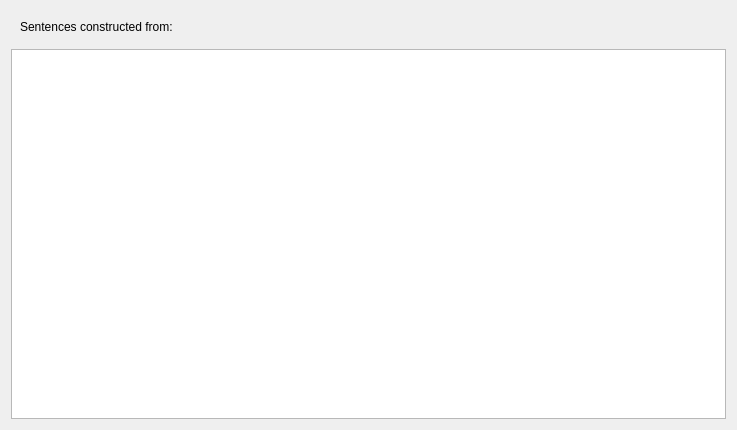
First picture: the form in debug-sentences.ui, repository deadlytoah/mvp, before the edit.
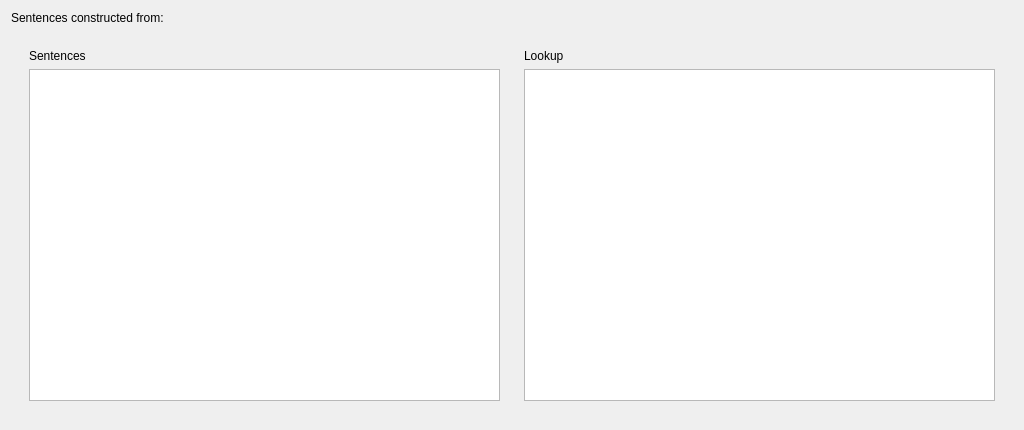
Second picture: the form after the edit.

Commit message: Build sources (for labels) and lookup table.

The edit to the form file:
```diff
--- a/debug-sentences.ui
+++ b/debug-sentences.ui
@@ -6,7 +6,7 @@
    <rect>
     <x>0</x>
     <y>0</y>
-    <width>737</width>
+    <width>1024</width>
     <height>430</height>
    </rect>
   </property>
@@ -15,16 +15,23 @@
   </property>
   <layout class="QVBoxLayout" name="verticalLayout">
    <item>
-    <widget class="QWidget" name="widget" native="true">
-     <layout class="QGridLayout" name="gridLayout">
-      <item row="0" column="0">
        <widget class="QLabel" name="label_source">
         <property name="text">
          <string>Sentences constructed from:</string>
         </property>
        </widget>
       </item>
-     </layout>
+   <item>
+    <widget class="QWidget" name="widget_2" native="true">
+     <layout class="QHBoxLayout" name="horizontalLayout">
+      <item>
+       <widget class="QWidget" name="widget" native="true">
+        <layout class="QVBoxLayout" name="verticalLayout_2">
+         <item>
+          <widget class="QLabel" name="label">
+           <property name="text">
+            <string>Sentences</string>
+           </property>
     </widget>
    </item>
    <item>
@@ -32,6 +39,32 @@
      <property name="readOnly">
       <bool>true</bool>
      </property>
+          </widget>
+         </item>
+        </layout>
+       </widget>
+      </item>
+      <item>
+       <widget class="QWidget" name="widget_3" native="true">
+        <layout class="QVBoxLayout" name="verticalLayout_3">
+         <item>
+          <widget class="QLabel" name="label_2">
+           <property name="text">
+            <string>Lookup</string>
+           </property>
+          </widget>
+         </item>
+         <item>
+          <widget class="QPlainTextEdit" name="textedit_lookup">
+           <property name="readOnly">
+            <bool>true</bool>
+           </property>
+          </widget>
+         </item>
+        </layout>
+       </widget>
+      </item>
+     </layout>
     </widget>
    </item>
   </layout>
```
Lines whose indentation alone changed are shown as unchanged. The commit also changes 1 other file.
